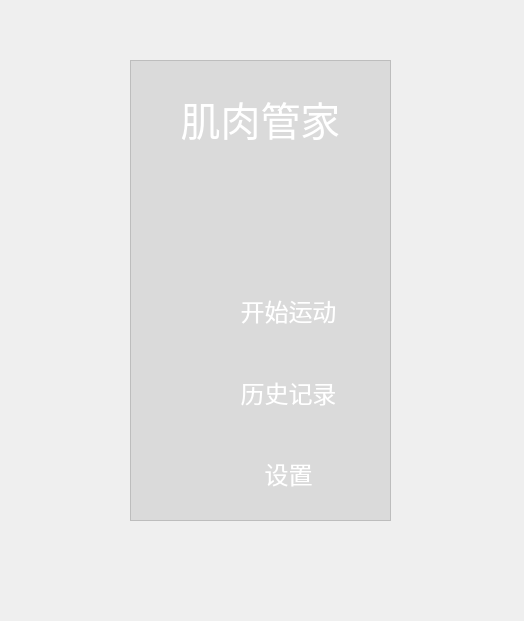
The window that Interface/start.ui (Zechen6/IoT) describes before a commit, drawn with Qt 5.
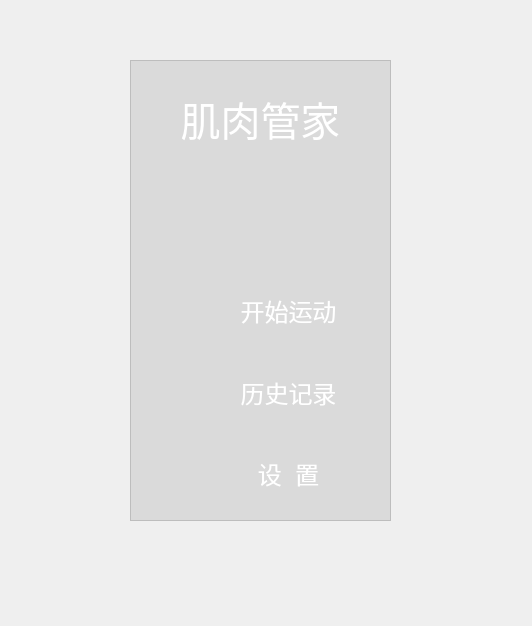
The same window after the commit. Icons and pictures are not drawn.

What changed in the file:
```diff
--- a/Interface/start.ui
+++ b/Interface/start.ui
@@ -6,8 +6,8 @@
    <rect>
     <x>0</x>
     <y>0</y>
-    <width>524</width>
-    <height>621</height>
+    <width>532</width>
+    <height>626</height>
    </rect>
   </property>
   <property name="windowTitle">
@@ -430,7 +430,7 @@
            <string notr="true">border:none;background-color:transparent</string>
           </property>
           <property name="text">
-           <string>设置</string>
+           <string>设  置</string>
           </property>
          </widget>
         </item>
```
Left out of the diff: 33 changed lines with no effect on the pictures.
